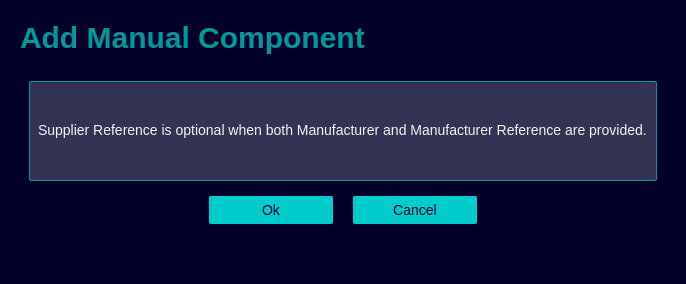
Above: src/gui/designer/popups/gui_popup_manual.ui from candeiassantiago393-spec/StockTracker before the change. Below: the same form after it.
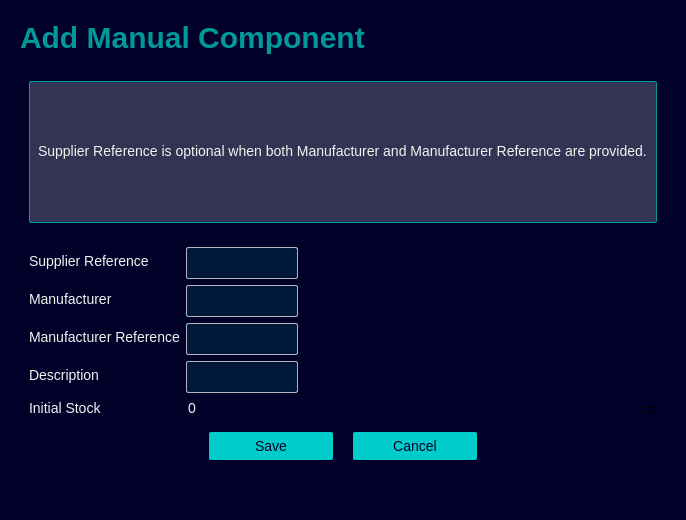
That is the form after the change.

Commit message:
fix(designer): full popup layouts visible in Qt Designer
Generates complete popup .ui files with forms and tables, adds gui_popup_template.ui, and improves DESIGNER.bat to use the venv designer and menu options 2-5.

What changed in the file:
```diff
--- a/src/gui/designer/popups/gui_popup_manual.ui
+++ b/src/gui/designer/popups/gui_popup_manual.ui
@@ -7,7 +7,7 @@
     <x>0</x>
     <y>0</y>
     <width>641</width>
-    <height>283</height>
+    <height>520</height>
    </rect>
   </property>
   <property name="windowTitle">
@@ -120,6 +120,170 @@
         </layout>
        </widget>
       </item>
+      <item>
+       <widget class="QWidget" name="body_form" native="true">
+        <layout class="QFormLayout" name="form_manual">
+         <property name="spacing"><number>6</number></property>
+         <item row="0" column="0">
+          <widget class="QLabel" name="label_Supplier Reference">
+           <property name="text"><string>Supplier Reference</string></property>
+          </widget>
+         </item>
+         <item row="0" column="1">
+          <widget class="QLineEdit" name="supplier_reference">
+           <property name="styleSheet">
+   <string notr="true">
+QLineEdit {
+    min-width: 100px;
+    max-width: 100px;
+    max-height: 18px;
+    padding: 5px;
+    padding-bottom: 7px;
+    margin-top: 0px;
+    border-radius: 2px;
+    border: 1px solid #B3B3BE;
+    background-color: #00183B;
+    color: #FFFFFF;
+}
+QLineEdit:hover {
+    background-color: #001F39;
+    border: 1px solid #00FFB9;
+}
+</string>
+           </property>
+          </widget>
+
+         </item>
+
+         <item row="1" column="0">
+          <widget class="QLabel" name="label_Manufacturer">
+           <property name="text"><string>Manufacturer</string></property>
+          </widget>
+         </item>
+         <item row="1" column="1">
+          <widget class="QLineEdit" name="manufacturer">
+           <property name="styleSheet">
+   <string notr="true">
+QLineEdit {
+    min-width: 100px;
+    max-width: 100px;
+    max-height: 18px;
+    padding: 5px;
+    padding-bottom: 7px;
+    margin-top: 0px;
+    border-radius: 2px;
+    border: 1px solid #B3B3BE;
+    background-color: #00183B;
+    color: #FFFFFF;
+}
+QLineEdit:hover {
+    background-color: #001F39;
+    border: 1px solid #00FFB9;
+}
+</string>
+           </property>
+          </widget>
+
+         </item>
+
+         <item row="2" column="0">
+          <widget class="QLabel" name="label_Manufacturer Reference">
+           <property name="text"><string>Manufacturer Reference</string></property>
+          </widget>
+         </item>
+         <item row="2" column="1">
+          <widget class="QLineEdit" name="manufacturer_reference">
+           <property name="styleSheet">
+   <string notr="true">
+QLineEdit {
+    min-width: 100px;
+    max-width: 100px;
+    max-height: 18px;
+    padding: 5px;
+    padding-bottom: 7px;
+    margin-top: 0px;
+    border-radius: 2px;
+    border: 1px solid #B3B3BE;
+    background-color: #00183B;
+    color: #FFFFFF;
+}
+QLineEdit:hover {
+    background-color: #001F39;
+    border: 1px solid #00FFB9;
+}
+</string>
+           </property>
+          </widget>
+
+         </item>
+
+         <item row="3" column="0">
+          <widget class="QLabel" name="label_Description">
+           <property name="text"><string>Description</string></property>
+          </widget>
+         </item>
+         <item row="3" column="1">
+          <widget class="QLineEdit" name="description_field">
+           <property name="styleSheet">
+   <string notr="true">
+QLineEdit {
+    min-width: 100px;
+    max-width: 100px;
+    max-height: 18px;
+    padding: 5px;
+    padding-bottom: 7px;
+    margin-top: 0px;
+    border-radius: 2px;
+    border: 1px solid #B3B3BE;
+    background-color: #00183B;
+    color: #FFFFFF;
+}
+QLineEdit:hover {
+    background-color: #001F39;
+    border: 1px solid #00FFB9;
+}
+</string>
+           </property>
+          </widget>
+
+         </item>
+
+         <item row="4" column="0">
+          <widget class="QLabel" name="label_Initial Stock">
+           <property name="text"><string>Initial Stock</string></property>
+          </widget>
+         </item>
+         <item row="4" column="1">
+          <widget class="QSpinBox" name="initial_stock">
+           <property name="minimum"><number>0</number></property>
+           <property name="maximum"><number>999999</number></property>
+           <property name="styleSheet">
+   <string notr="true">
+QLineEdit {
+    min-width: 100px;
+    max-width: 100px;
+    max-height: 18px;
+    padding: 5px;
+    padding-bottom: 7px;
+    margin-top: 0px;
+    border-radius: 2px;
+    border: 1px solid #B3B3BE;
+    background-color: #00183B;
+    color: #FFFFFF;
+}
+QLineEdit:hover {
+    background-color: #001F39;
+    border: 1px solid #00FFB9;
+}
+</string>
+           </property>
+          </widget>
+
+         </item>
+
+        </layout>
+       </widget>
+      </item>
       <item>
        <widget class="QWidget" name="container_button" native="true">
         <property name="sizePolicy">
@@ -186,7 +350,7 @@
             </size>
            </property>
            <property name="text">
-            <string>Ok</string>
+            <string>Save</string>
            </property>
           </widget>
          </item>
```
Left out of the diff: 4 changed lines with no effect on the pictures. The commit also changes 5 other files.
